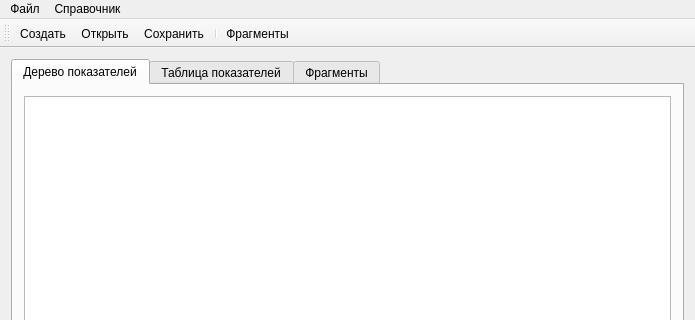
This is mainwindow.ui in MafuraG/enegpassport as Qt 5 draws it before an edit; both pictures show x 0 to 695 and y 0 to 320 of the 695 by 519 pixel window. The edited form follows.
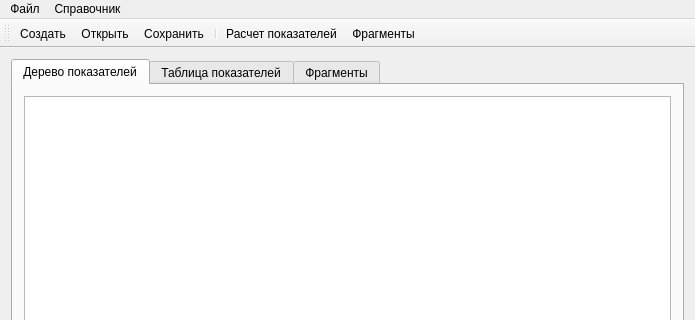
This is the edited form. Icons and pictures are not drawn.

Diff of the .ui file:
```diff
--- a/mainwindow.ui
+++ b/mainwindow.ui
@@ -116,6 +116,7 @@
    <addaction name="action_2"/>
    <addaction name="action_6"/>
    <addaction name="separator"/>
+   <addaction name="action_4"/>
    <addaction name="action_5"/>
   </widget>
   <action name="action">
@@ -163,6 +164,15 @@
     <string>Сохранить</string>
    </property>
   </action>
+  <action name="action_4">
+   <property name="icon">
+    <iconset resource="enegresources.qrc">
+     <normaloff>:/icons/basicons/calculator-with-six-buttons.png</normaloff>:/icons/basicons/calculator-with-six-buttons.png</iconset>
+   </property>
+   <property name="text">
+    <string>Расчет показателей</string>
+   </property>
+  </action>
  </widget>
  <layoutdefault spacing="6" margin="11"/>
  <tabstops>
```
Left out of the diff: 2 changed lines with no effect on the pictures.
